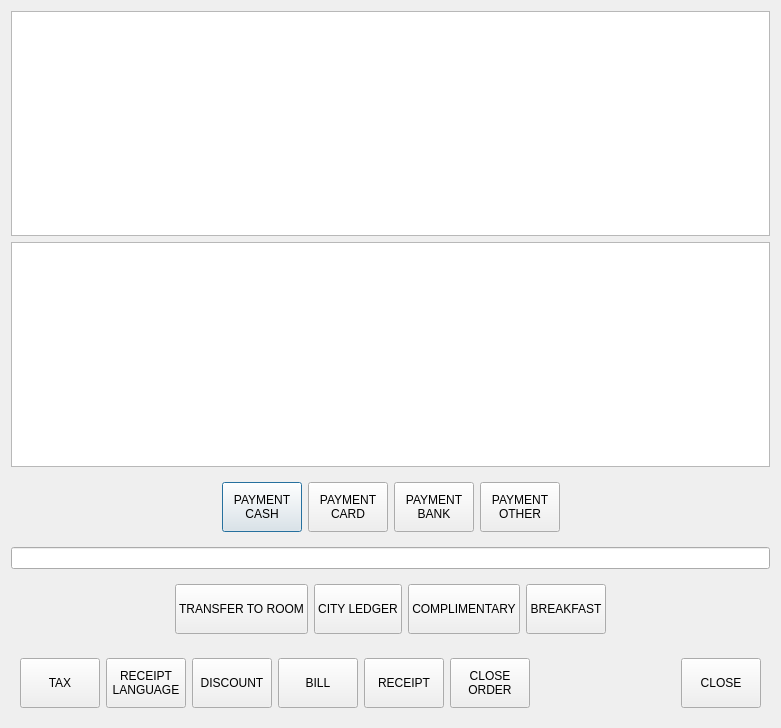
Above: Waiter/dlgpayment.ui from End1-1/Cafe5 before the change. Below: the same form after it.
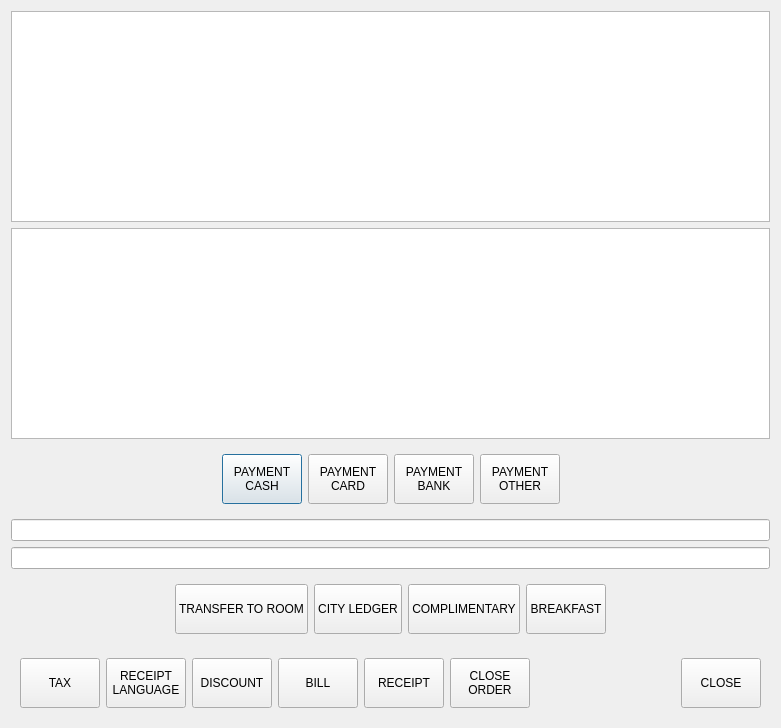
That is the form after the change. Icons and pictures are not drawn. Custom widgets are drawn as their Qt base class.

Patch:
```diff
--- a/Waiter/dlgpayment.ui
+++ b/Waiter/dlgpayment.ui
@@ -188,6 +188,25 @@
      </layout>
     </widget>
    </item>
+   <item>
+    <widget class="QLineEdit" name="leDiscountComment">
+     <property name="enabled">
+      <bool>true</bool>
+     </property>
+     <property name="font">
+      <font>
+       <weight>75</weight>
+       <bold>true</bold>
+      </font>
+     </property>
+     <property name="alignment">
+      <set>Qt::AlignCenter</set>
+     </property>
+     <property name="readOnly">
+      <bool>true</bool>
+     </property>
+    </widget>
+   </item>
    <item>
     <widget class="QLineEdit" name="leRoomComment">
      <property name="enabled">
```
Left out of the diff: 7 changed lines with no effect on the pictures.
